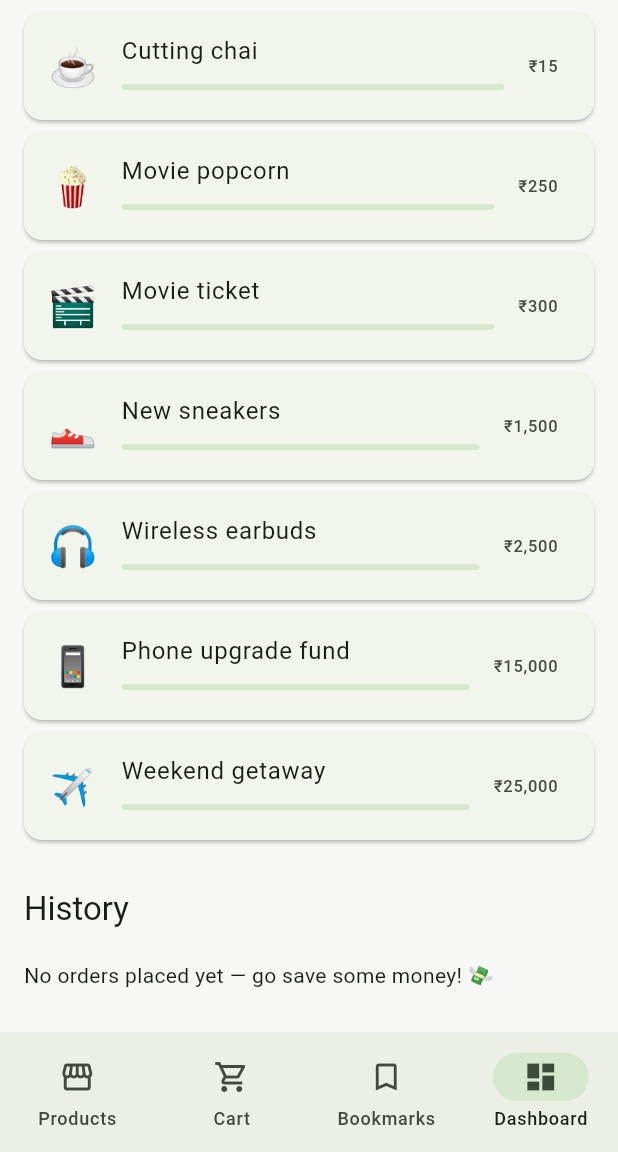
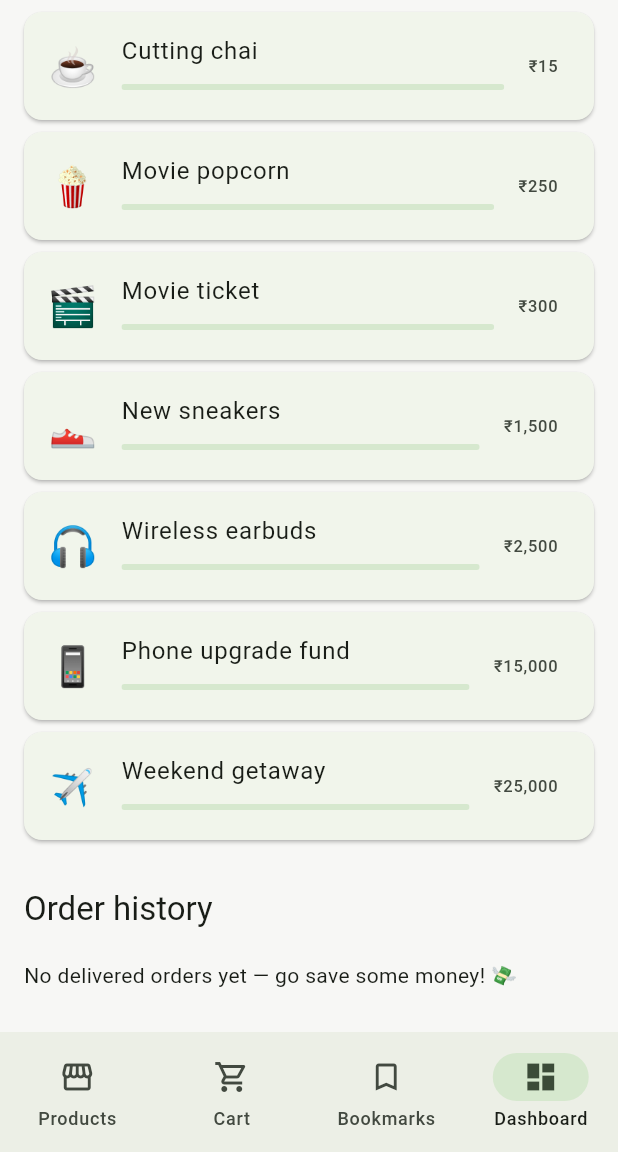
Before and after one commit to Deb10Datta/GroceryCompare, a Flutter app: the DashboardScreen screen opened by its route, scrolled down 301 dp, on a phone screen of 412 x 824 dp, the part 84-1236 px from its top. Run offline on Flutter 3.47's test engine with Material 3 defaults, Android fonts, the light colour scheme and no system bars; our stand-ins replace equatable, flutter_bloc, go_router, hydrated_bloc.

Commit message:
second update

```diff
--- a/lib/blocs/cart_bloc.dart
+++ b/lib/blocs/cart_bloc.dart
@@ -6,7 +6,8 @@ sealed class CartEvent {
 
 class CartItemAdded extends CartEvent {
   final String productId;
-  const CartItemAdded(this.productId);
+  final int quantity;
+  const CartItemAdded(this.productId, {this.quantity = 1});
 }
 
 class CartItemRemoved extends CartEvent {
@@ -22,7 +23,7 @@ class CartBloc extends HydratedBloc<CartEvent, Map<String, int>> {
   CartBloc() : super(const {}) {
     on<CartItemAdded>((event, emit) {
       final updated = Map<String, int>.from(state);
-      updated[event.productId] = (updated[event.productId] ?? 0) + 1;
+      updated[event.productId] = (updated[event.productId] ?? 0) + event.quantity;
       emit(updated);
     });
 
--- a/lib/blocs/savings_bloc.dart
+++ b/lib/blocs/savings_bloc.dart
@@ -12,6 +12,11 @@ class SavingsRecorded extends SavingsEvent {
   const SavingsRecorded({required this.platformName, required this.amountSaved});
 }
 
+class OrderMarkedDelivered extends SavingsEvent {
+  final String orderId;
+  const OrderMarkedDelivered(this.orderId);
+}
+
 class SavingsBloc extends HydratedBloc<SavingsEvent, List<SavingsRecord>> {
   SavingsBloc() : super(const []) {
     on<SavingsRecorded>((event, emit) {
@@ -22,6 +27,12 @@ class SavingsBloc extends HydratedBloc<SavingsEvent, List<SavingsRecord>> {
         amountSaved: event.amountSaved,
       );
       emit([record, ...state]);
+    });
+
+    on<OrderMarkedDelivered>((event, emit) {
+      emit(state
+          .map((r) => r.id == event.orderId ? r.copyWith(status: OrderStatus.delivered) : r)
+          .toList());
     });
   }
 
--- a/lib/core/router/app_router.dart
+++ b/lib/core/router/app_router.dart
@@ -2,6 +2,7 @@ import 'package:flutter/material.dart';
 import 'package:go_router/go_router.dart';
 
 import '../../blocs/profile_bloc.dart';
+import '../../presentation/screens/account_linking/account_linking_screen.dart';
 import '../../presentation/screens/bookmarks/bookmarks_screen.dart';
 import '../../presentation/screens/cart/cart_screen.dart';
 import '../../presentation/screens/dashboard/dashboard_screen.dart';
@@ -30,6 +31,10 @@ GoRouter buildAppRouter(ProfileBloc profileBloc) {
       GoRoute(
         path: '/onboarding',
         builder: (context, state) => const OnboardingScreen(),
+      ),
+      GoRoute(
+        path: '/account-linking',
+        builder: (context, state) => const AccountLinkingScreen(),
       ),
       ShellRoute(
         builder: (context, state, child) => HomeShell(child: child),
--- a/lib/data/models/savings_record.dart
+++ b/lib/data/models/savings_record.dart
@@ -1,23 +1,36 @@
 import 'package:equatable/equatable.dart';
+
+enum OrderStatus { placed, delivered }
 
 class SavingsRecord extends Equatable {
   final String id;
   final DateTime timestamp;
   final String platformName;
   final double amountSaved;
+  final OrderStatus status;
 
   const SavingsRecord({
     required this.id,
     required this.timestamp,
     required this.platformName,
     required this.amountSaved,
+    this.status = OrderStatus.placed,
   });
+
+  SavingsRecord copyWith({OrderStatus? status}) => SavingsRecord(
+        id: id,
+        timestamp: timestamp,
+        platformName: platformName,
+        amountSaved: amountSaved,
+        status: status ?? this.status,
+      );
 
   Map<String, dynamic> toJson() => {
         'id': id,
         'timestamp': timestamp.toIso8601String(),
         'platformName': platformName,
         'amountSaved': amountSaved,
+        'status': status.name,
       };
 
   factory SavingsRecord.fromJson(Map<String, dynamic> json) => SavingsRecord(
@@ -25,8 +38,12 @@ class SavingsRecord extends Equatable {
         timestamp: DateTime.parse(json['timestamp'] as String),
         platformName: json['platformName'] as String,
         amountSaved: (json['amountSaved'] as num).toDouble(),
+        status: OrderStatus.values.firstWhere(
+          (s) => s.name == json['status'],
+          orElse: () => OrderStatus.placed,
+        ),
       );
 
   @override
-  List<Object?> get props => [id];
+  List<Object?> get props => [id, status];
 }
--- a/lib/data/repositories/catalog_repository.dart
+++ b/lib/data/repositories/catalog_repository.dart
@@ -1,3 +1,4 @@
+import '../../domain/location_availability.dart';
 import '../mock/mock_categories.dart';
 import '../mock/mock_coupons.dart';
 import '../mock/mock_payment_offers.dart';
@@ -59,4 +60,9 @@ class CatalogRepository {
 
   List<PaymentOffer> paymentOffersFor(String platformId) =>
       paymentOffers.where((o) => o.platformId == platformId).toList();
+
+  List<GroceryPlatform> platformsAvailableFor(String location) {
+    final ids = platformIdsAvailableFor(location);
+    return platforms.where((p) => ids.contains(p.id)).toList();
+  }
 }
--- /dev/null
+++ b/lib/domain/location_availability.dart
@@ -0,0 +1,27 @@
+// Mock "which quick-commerce platforms deliver to this locality" lookup.
+// There's no real serviceability API to call, so this matches the
+// free-text location against a small set of known metros and falls back
+// to a conservative default for anywhere else, purely to make the
+// "stores in your area" and account-linking flows feel grounded.
+const Map<String, List<String>> _cityPlatformIds = {
+  'bengaluru': ['blinkit', 'zepto', 'instamart', 'bigbasket', 'jiomart'],
+  'bangalore': ['blinkit', 'zepto', 'instamart', 'bigbasket', 'jiomart'],
+  'mumbai': ['blinkit', 'zepto', 'instamart', 'bigbasket', 'jiomart'],
+  'delhi': ['blinkit', 'zepto', 'instamart', 'bigbasket', 'jiomart'],
+  'gurugram': ['blinkit', 'zepto', 'instamart', 'bigbasket', 'jiomart'],
+  'gurgaon': ['blinkit', 'zepto', 'instamart', 'bigbasket', 'jiomart'],
+  'pune': ['blinkit', 'zepto', 'bigbasket', 'jiomart'],
+  'hyderabad': ['blinkit', 'instamart', 'bigbasket', 'jiomart'],
+  'chennai': ['instamart', 'bigbasket', 'jiomart'],
+  'kolkata': ['bigbasket', 'jiomart'],
+};
+
+const List<String> _defaultPlatformIds = ['bigbasket', 'jiomart'];
+
+List<String> platformIdsAvailableFor(String location) {
+  final normalized = location.toLowerCase();
+  for (final entry in _cityPlatformIds.entries) {
+    if (normalized.contains(entry.key)) return entry.value;
+  }
+  return _defaultPlatformIds;
+}
--- a/lib/presentation/screens/dashboard/dashboard_screen.dart
+++ b/lib/presentation/screens/dashboard/dashboard_screen.dart
@@ -2,9 +2,12 @@ import 'package:flutter/material.dart';
 import 'package:flutter_bloc/flutter_bloc.dart';
 import 'package:intl/intl.dart';
 
+import '../../../blocs/profile_bloc.dart';
 import '../../../blocs/savings_bloc.dart';
 import '../../../core/utils/currency.dart';
 import '../../../data/models/savings_record.dart';
+import '../../../data/repositories/catalog_repository.dart';
+import '../../widgets/platform_badge.dart';
 import 'widgets/savings_master_badge.dart';
 import 'widgets/savings_roadmap.dart';
 
@@ -13,34 +16,80 @@ class DashboardScreen extends StatelessWidget {
 
   @override
   Widget build(BuildContext context) {
+    final catalog = context.read<CatalogRepository>();
+    final profile = context.watch<ProfileBloc>().state;
+    final localStores = catalog.platformsAvailableFor(profile.location);
+
     return Scaffold(
       appBar: AppBar(title: const Text('Your Savings Story')),
       body: BlocBuilder<SavingsBloc, List<SavingsRecord>>(
         builder: (context, records) {
           final total = records.fold(0.0, (sum, r) => sum + r.amountSaved);
+          final active = records.where((r) => r.status == OrderStatus.placed).toList();
+          final completed = records.where((r) => r.status == OrderStatus.delivered).toList();
+
           return ListView(
             padding: const EdgeInsets.all(16),
             children: [
+              if (profile.location.isNotEmpty) ...[
+                Text('Stores operating in your locality 📍', style: Theme.of(context).textTheme.titleLarge),
+                const SizedBox(height: 4),
+                Text(profile.location, style: Theme.of(context).textTheme.bodySmall),
+                const SizedBox(height: 8),
+                if (localStores.isEmpty)
+                  const Text('No partner stores found for this location yet.')
+                else
+                  Wrap(
+                    spacing: 8,
+                    runSpacing: 8,
+                    children: localStores.map((p) {
+                      return Chip(
+                        avatar: PlatformBadge(platform: p, size: 24),
+                        label: Text(p.name),
+                      );
+                    }).toList(),
+                  ),
+                const SizedBox(height: 24),
+              ],
               SavingsMasterBadge(totalSavings: total),
               const SizedBox(height: 24),
               Text('Savings Roadmap 🗺️', style: Theme.of(context).textTheme.titleLarge),
               const SizedBox(height: 8),
               SavingsRoadmap(totalSavings: total),
               const SizedBox(height: 24),
-              Text('History', style: Theme.of(context).textTheme.titleLarge),
+              if (active.isNotEmpty) ...[
+                Text('Active orders 🚚', style: Theme.of(context).textTheme.titleLarge),
+                const SizedBox(height: 8),
+                ...active.map((r) => Card(
+                      margin: const EdgeInsets.only(bottom: 8),
+                      child: ListTile(
+                        leading: const Icon(Icons.local_shipping_outlined),
+                        title: Text('Order on ${r.platformName}'),
+                        subtitle: Text(DateFormat('MMM d, y · h:mm a').format(r.timestamp)),
+                        trailing: OutlinedButton(
+                          onPressed: () =>
+                              context.read<SavingsBloc>().add(OrderMarkedDelivered(r.id)),
+                          child: const Text('Mark delivered'),
+                        ),
+                      ),
+                    )),
+                const SizedBox(height: 24),
+              ],
+              Text('Order history', style: Theme.of(context).textTheme.titleLarge),
               const SizedBox(height: 8),
-              if (records.isEmpty)
+              if (completed.isEmpty)
                 const Padding(
                   padding: EdgeInsets.symmetric(vertical: 12),
-                  child: Text('No orders placed yet — go save some money! 💸'),
+                  child: Text('No delivered orders yet — go save some money! 💸'),
                 )
               else
-                ...records.map((r) => Card(
+                ...completed.map((r) => Card(
                       margin: const EdgeInsets.only(bottom: 8),
                       child: ListTile(
                         leading: const Icon(Icons.receipt_long),
                         title: Text('Saved ${formatCurrency(r.amountSaved)} on ${r.platformName}'),
                         subtitle: Text(DateFormat('MMM d, y · h:mm a').format(r.timestamp)),
+                        trailing: const Icon(Icons.check_circle, color: Colors.green),
                       ),
                     )),
             ],
--- a/lib/presentation/screens/onboarding/onboarding_screen.dart
+++ b/lib/presentation/screens/onboarding/onboarding_screen.dart
@@ -70,7 +70,7 @@ class _OnboardingScreenState extends State<OnboardingScreen> {
             paymentMethod: _paymentMethod,
           ));
       context.read<CategoryFilterCubit>().select(_categoryId);
-      context.go('/home/products');
+      context.go('/account-linking');
       return;
     }
     setState(() => _page++);
```
Also changed, not shown: lib/presentation/screens/account_linking/account_linking_screen.dart (added, +131 -0 lines), lib/presentation/screens/cart/cart_screen.dart (+4 -7 lines), lib/presentation/screens/cart/widgets/checkout_sheet.dart (added, +165 -0 lines), lib/presentation/screens/product_detail/product_detail_screen.dart (+30 -4 lines), 1 other file.
